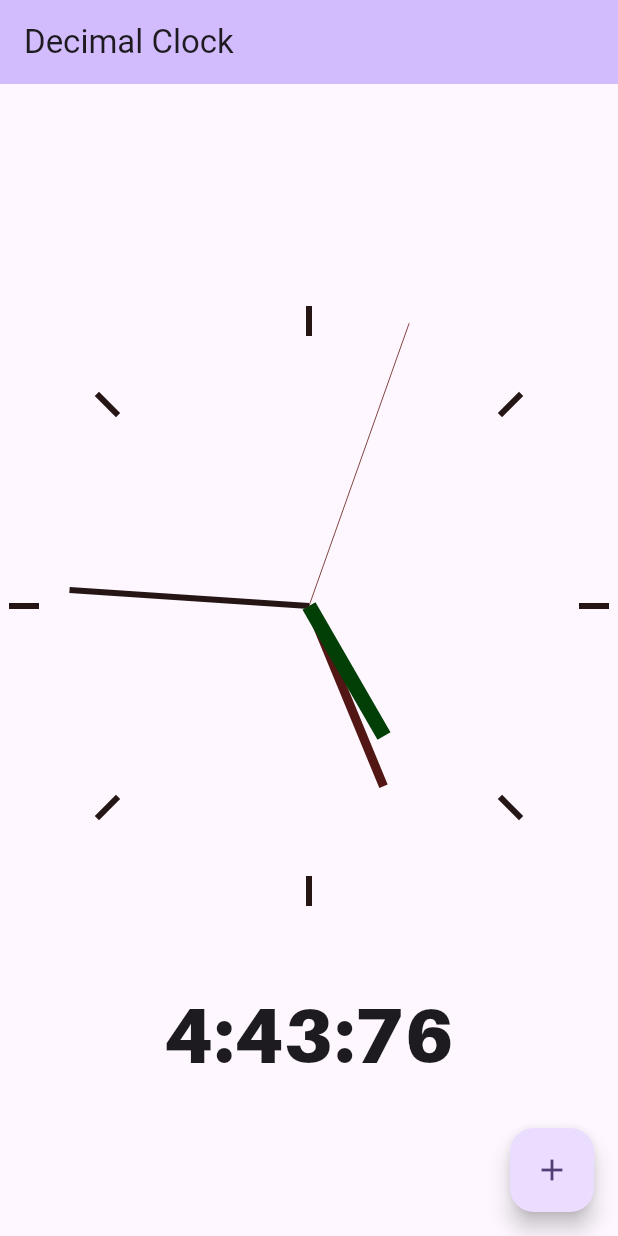
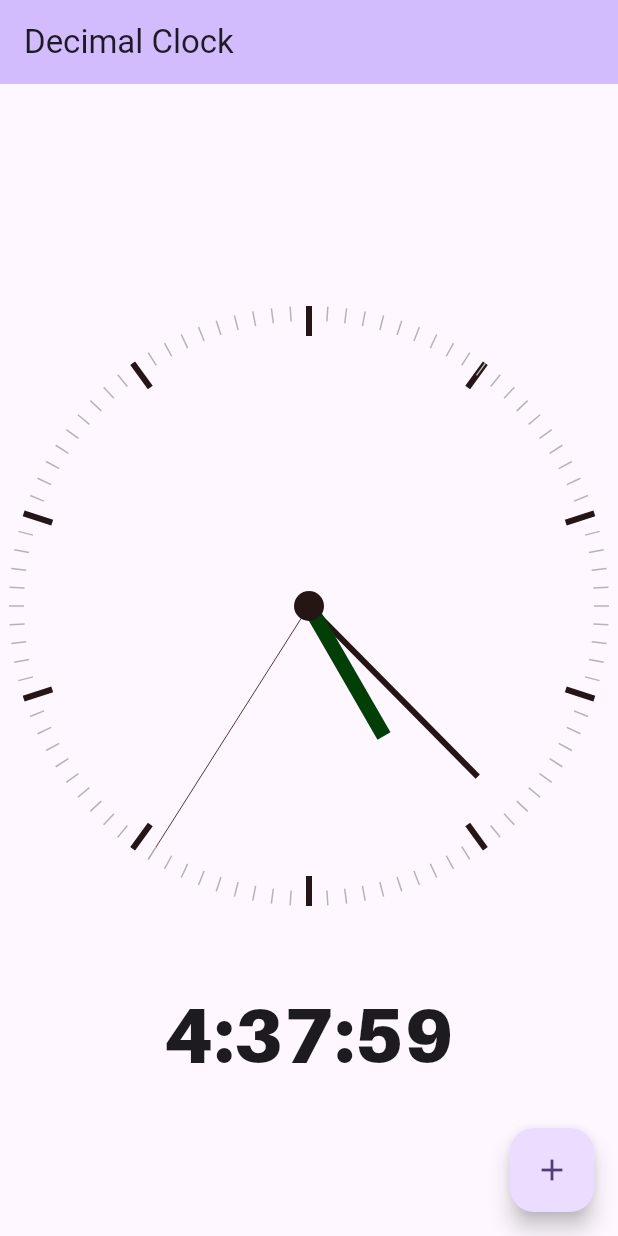
Before and after one commit to Xgor/decimal_clock, a Flutter app: the screen it shows after launch, after a tap on the "add" icon, on a phone screen of 412 x 824 dp. Run offline on Flutter 3.47's test engine with Material 3 defaults, Android fonts, the phone set to English and light mode, and no system bars; missing offline and left inert: dart:ffi.

```diff
--- a/lib/main.dart
+++ b/lib/main.dart
@@ -1,5 +1,6 @@
 import 'dart:ffi' as ffi;
-import 'dart:math';
+import 'dart:math' as math;
+//import 'dart:nativewrappers/_internal/vm/lib/core_patch.dart' as wrappers;
 import 'package:flutter/material.dart';
 import 'dart:async';
 
@@ -47,9 +48,9 @@ class MyHomePage extends StatefulWidget {
 
 class _MyHomePageState extends State<MyHomePage> {
   int _counter = 0;
-  int dec_hour = 0;
-  int dec_minute = 0;
-  int dec_second = 0;
+  String dec_hour = "";
+  String dec_minute = "";
+  String dec_second = "";
   void _incrementCounter() {
     setState(() {
       _counter++;
@@ -60,14 +61,24 @@ class _MyHomePageState extends State<MyHomePage> {
     final now = DateTime.now();
     final today = new DateTime(now.year, now.month, now.day);
     final difference = now.difference(today);
+
+    final milliseconds = difference.inMilliseconds/864;
     // 86 400 000 milliseconds per day
+
+    var second_str= (milliseconds%100).floor().toString();
+    var minute_str= ((milliseconds/100)%100).floor().toString();
     setState((){
-      dec_hour = (difference.inSeconds/ 8640).toInt();
-      dec_minute = (difference.inSeconds/864).toInt()%100;
-      dec_second = (difference.inMilliseconds/8640).toInt()%100;
+      dec_second = AlwaysTwoNumberString(second_str);
+      dec_minute = AlwaysTwoNumberString(minute_str);
+      dec_hour = ((milliseconds/10000)%10).floor().toString();
     });
   }
 
+  String AlwaysTwoNumberString(String str)
+  {
+    if(str.length == 1) return "0$str";
+    return str;
+  }
 
   @override
   Widget build(BuildContext context) {
@@ -101,7 +112,7 @@ class _MyHomePageState extends State<MyHomePage> {
   @override
   void initState() {
     super.initState();
-    timer = Timer.periodic(Duration(seconds: 1), (Timer t) => _updateClock());
+    timer = Timer.periodic(Duration(milliseconds: 864), (Timer t) => _updateClock());
   }
 
   @override
@@ -126,7 +137,7 @@ class _DecClockWidget extends State<DecClockWidget> {
   @override
   void initState() {
     super.initState();
-    timer = Timer.periodic(Duration(milliseconds: 33), (Timer t) => _updateClock());
+    timer = Timer.periodic(Duration(milliseconds: 864), (Timer t) => _updateClock());
   }
   @override
   void dispose() {
@@ -155,8 +166,8 @@ class _DecClockWidget extends State<DecClockWidget> {
     setState((){
       timeOfDay = now.difference(today);
       dec_hour = (timeOfDay.inSeconds/ 8640).toInt();
-      dec_minute = (timeOfDay.inSeconds/864).toInt()%100;
-      dec_second = (timeOfDay.inMilliseconds/8640).toInt()%100;
+      dec_minute = (timeOfDay.inSeconds/86.4).toInt()%100;
+      dec_second = (timeOfDay.inMilliseconds/864).toInt()%100;
     });
   }
 }
@@ -168,18 +179,18 @@ class DecClock extends CustomPainter {
 
   double percentToRad(double val)
   {
-    return pi*2/(100/val);
+    return math.pi*2/(100/val);
   }
 
-  void drawHourLine(Canvas canvas,Offset centerOffset,double radian)
+  void drawHourLine(Canvas canvas,Offset centerOffset,double radian,Paint paint,int inner)
   {
-    final inner = 180;
+  //  final inner = 180;
     final outer = 200;
 
-    var innerOffset = Offset(centerOffset.dx+sin(radian)*inner, centerOffset.dy-cos(radian)*inner);
-    var outerOffset = Offset(centerOffset.dx+sin(radian)*outer, centerOffset.dy-cos(radian)*outer);
+    var innerOffset = Offset(centerOffset.dx+math.sin(radian)*inner, centerOffset.dy-math.cos(radian)*inner);
+    var outerOffset = Offset(centerOffset.dx+math.sin(radian)*outer, centerOffset.dy-math.cos(radian)*outer);
 
-    var paint = Paint()..color = Color.fromARGB(255, 37, 22, 21) ..strokeWidth = 4;
+   // var p = Paint()..color = Color.fromARGB(255, 37, 22, 21) ..strokeWidth = 4;
     canvas.drawLine(innerOffset,outerOffset,paint);
   }
   @override
@@ -192,37 +203,38 @@ class DecClock extends CustomPainter {
     var center = size / 2;
     var centerOffset = Offset(center.width, center.height);
 
-    var milliSeconds = percentToRad((timeOfDay.inMicroseconds/86400)%100);
-    var seconds = percentToRad((timeOfDay.inMilliseconds/8640)%100);
-    var minute = percentToRad((timeOfDay.inSeconds/864)%100);
+    final milliseconds = timeOfDay.inMilliseconds/864;
+    var rad_milliSeconds = percentToRad(((milliseconds).floor()%100));
+    var seconds = percentToRad((timeOfDay.inMilliseconds/86400)%100);
+    var minute = percentToRad((timeOfDay.inSeconds/8640)%100);
     var hour = percentToRad((timeOfDay.inHours/ 24*100));
    // percentToRad((timeOfDay.inHours/ 24*10));
 
-    var paint = Paint()..color = Color.fromARGB(255, 129, 70, 65);
+    var paint = Paint()..color = Color.fromARGB(255, 85, 56, 53);
     var minutesPaint = Paint()..color = Color.fromARGB(255, 37, 22, 21) ..strokeWidth = 4;
-    var hourPaint = Paint()..color = Color.fromARGB(255, 82, 22, 20) ..strokeWidth = 6;
+ //   var hourPaint = Paint()..color = Color.fromARGB(255, 82, 22, 20) ..strokeWidth = 6;
     var dayPaint = Paint()..color = Color.fromARGB(255, 2, 63, 7) ..strokeWidth = 10;
 
-    var secondsPointerOffset = Offset(center.width+sin(milliSeconds)*milliSize, center.height-cos(milliSeconds)*milliSize);
-    var minutesPointerOffset = Offset(center.width+sin(seconds)*secSize, center.height-cos(seconds)*secSize);
-    var hoursPointerOffset = Offset(center.width+sin(minute)*minSize, center.height-cos(minute)*minSize);
-    var dayPointerOffset = Offset(center.width+sin(hour)*hourSize, center.height-cos(hour)*hourSize);
+    var secondsPointerOffset = Offset(center.width+math.sin(rad_milliSeconds)*milliSize, center.height-math.cos(rad_milliSeconds)*milliSize);
+    var minutesPointerOffset = Offset(center.width+math.sin(seconds)*secSize, center.height-math.cos(seconds)*secSize);
+ //   var hoursPointerOffset = Offset(center.width+math.sin(minute)*minSize, center.height-math.cos(minute)*minSize);
+    var dayPointerOffset = Offset(center.width+math.sin(hour)*hourSize, center.height-math.cos(hour)*hourSize);
 
     canvas.drawLine(centerOffset,secondsPointerOffset,paint);
     canvas.drawLine(centerOffset,minutesPointerOffset,minutesPaint);
-    canvas.drawLine(centerOffset,hoursPointerOffset,hourPaint);
+//    canvas.drawLine(centerOffset,hoursPointerOffset,hourPaint);
     canvas.drawLine(centerOffset,dayPointerOffset,dayPaint);
 
-    drawHourLine(canvas,centerOffset,0);
-    drawHourLine(canvas,centerOffset,pi*.25);
-    drawHourLine(canvas,centerOffset,pi*.5);
-    drawHourLine(canvas,centerOffset,pi*.75);
-    drawHourLine(canvas,centerOffset,pi);
-    drawHourLine(canvas,centerOffset,pi*1.25);
-    drawHourLine(canvas,centerOffset,pi*1.5);
-    drawHourLine(canvas,centerOffset,pi*1.75);
 
-
+    var mayorLine = Paint()..color = Color.fromARGB(255, 37, 22, 21) ..strokeWidth = 4;
+    var minorLine = Paint()..color = Color.fromARGB(255, 180, 180, 180) ..strokeWidth = 1;
+    for (var i = 1; i <= 10; i++) {
+      for (var j = 1; j <= 10; j++) {
+        drawHourLine(canvas,centerOffset,math.pi*((.2*i)+(j*.02)),minorLine,190);
+      }
+      drawHourLine(canvas,centerOffset,math.pi*.2*i,mayorLine,180);
+    }
+    canvas.drawCircle(centerOffset, 10, minutesPaint);
     /*
     canvas.drawArc(
       Rect.fromCenter(
```
